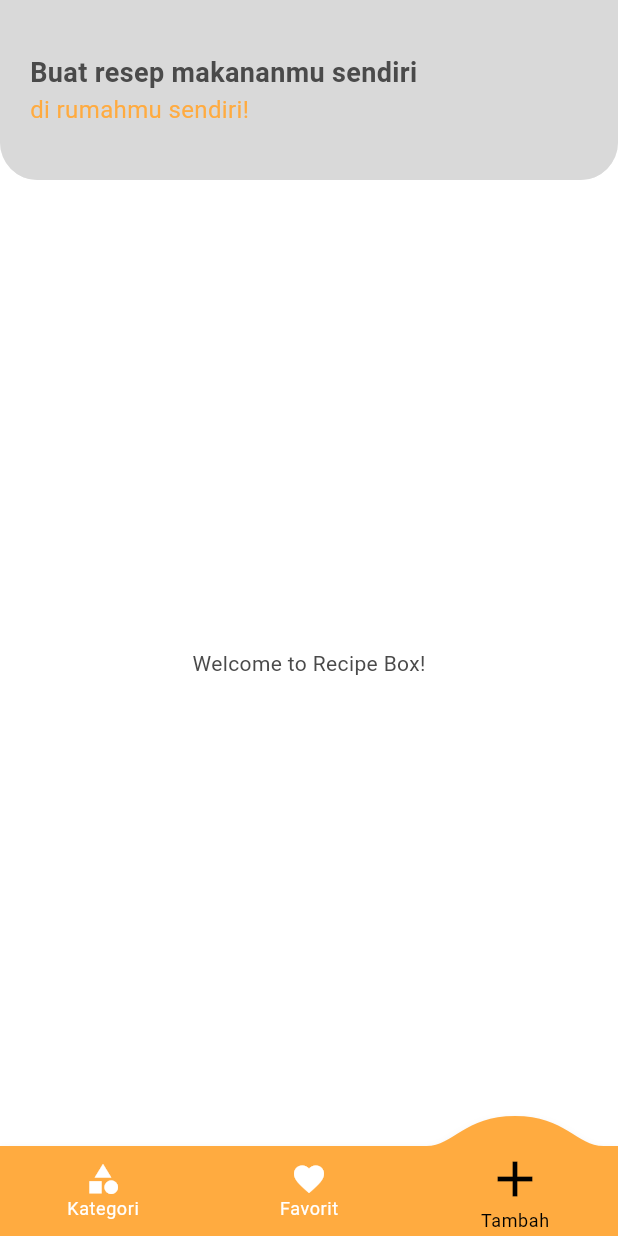
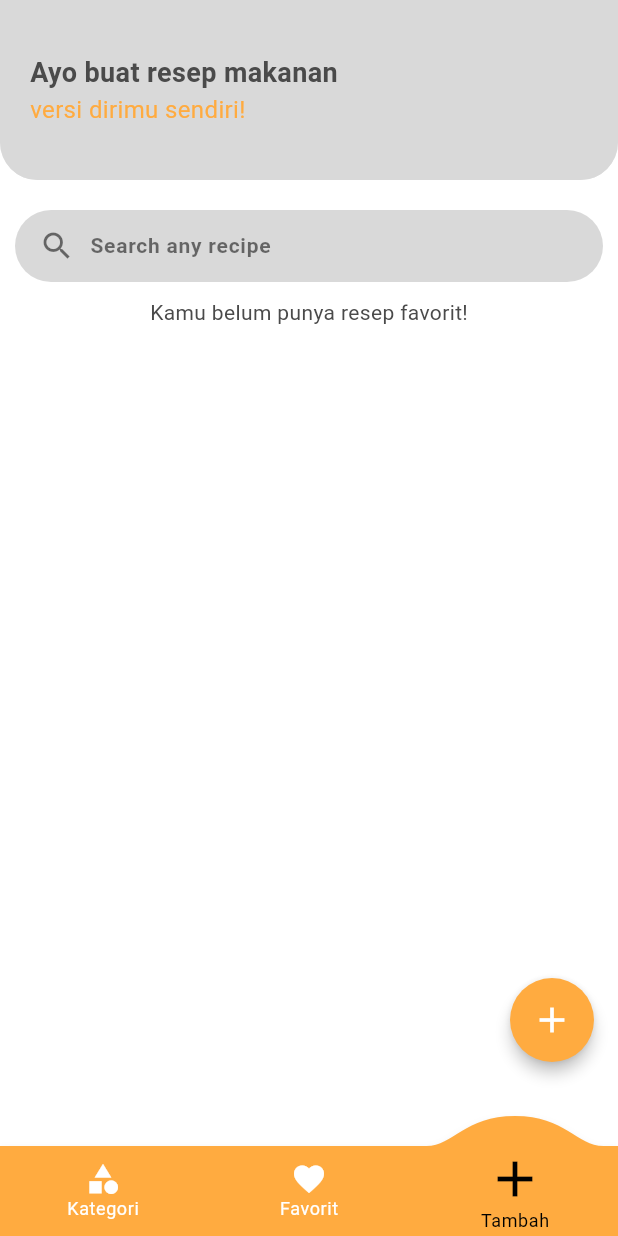
Before and after one commit to dalvero/recibe-box, a Flutter app: the screen it shows after launch, item 3 of the bottom bar chosen, on a phone screen of 412 x 824 dp. Run offline on Flutter 3.47's test engine with Material 3 defaults, Android fonts, the phone set to English and light mode, and no system bars; drawn by our look-alikes of convex_bottom_bar.

Commit message:
halaman tambah resep

```diff
--- a/lib/main.dart
+++ b/lib/main.dart
@@ -1,5 +1,5 @@
 import 'package:flutter/material.dart';
-import 'package:recipe_box/screens/screen_home.dart';
+import 'package:recipe_box/routing/routing.dart';
 import 'package:recipe_box/themes/my_themes.dart';
 
 void main() {
@@ -15,52 +15,7 @@ class MyApp extends StatelessWidget {
       debugShowCheckedModeBanner: false,
       title: 'Recipe Box',
       theme: MyThemes.lightTheme,
-      home: const ScreenHome(),
+      home: const Routing(),
     );
   }
 }
-
-class MyHomePage extends StatefulWidget {
-  const MyHomePage({super.key, required this.title});
-  final String title;
-
-  @override
-  State<MyHomePage> createState() => _MyHomePageState();
-}
-
-class _MyHomePageState extends State<MyHomePage> {
-  int _counter = 0;
-
-  void _incrementCounter() {
-    setState(() {
-      _counter++;
-    });
-  }
-
-  @override
-  Widget build(BuildContext context) {
-    return Scaffold(
-      appBar: AppBar(
-        backgroundColor: Theme.of(context).colorScheme.inversePrimary,
-        title: Text(widget.title),
-      ),
-      body: Center(
-        child: Column(
-          mainAxisAlignment: MainAxisAlignment.center,
-          children: <Widget>[
-            const Text('You have pushed the button this many times:'),
-            Text(
-              '$_counter',
-              style: Theme.of(context).textTheme.headlineMedium,
-            ),
-          ],
-        ),
-      ),
-      floatingActionButton: FloatingActionButton(
-        onPressed: _incrementCounter,
-        tooltip: 'Increment',
-        child: const Icon(Icons.add),
-      ),
-    );
-  }
-}
--- /dev/null
+++ b/lib/routing/routing.dart
@@ -0,0 +1,38 @@
+import 'package:flutter/material.dart';
+import 'package:recipe_box/screens/screen_favorite.dart';
+import 'package:recipe_box/screens/screen_tambah_resep.dart';
+import 'package:recipe_box/widgets/my_bottom_bar.dart';
+
+class Routing extends StatefulWidget {
+  const Routing({super.key});
+
+  @override
+  State<Routing> createState() => _RoutingState();
+}
+
+class _RoutingState extends State<Routing> {
+  int _selectedIndex = 1; // POSISI DEFAULT TOMBOL TENGAH (FAVORITE)
+
+  final List<Widget> _pages = [
+    const Center(child: Text('Kategori Resep')),
+    const ScreenFavorite(),
+    const ScreenTambahResep()
+  ];
+
+  void _onTabSelected(int index) {
+    setState(() {
+      _selectedIndex = index;
+    });
+  }
+
+  @override
+  Widget build(BuildContext context) {
+    return Scaffold(
+      body: _pages[_selectedIndex],
+      bottomNavigationBar: MyBottomBar(
+        selectedIndex: _selectedIndex,
+        onTabSelected: _onTabSelected,
+      ),
+    );
+  }
+}
--- /dev/null
+++ b/lib/screens/screen_favorite.dart
@@ -0,0 +1,56 @@
+import 'package:flutter/material.dart';
+import 'package:recipe_box/themes/my_themes.dart';
+import 'package:recipe_box/widgets/my_app_bar.dart';
+import 'package:recipe_box/widgets/my_search_bar.dart';
+
+class ScreenFavorite extends StatefulWidget {
+  const ScreenFavorite({super.key});
+
+  @override
+  State<ScreenFavorite> createState() => _ScreenFavoriteState();
+}
+
+class _ScreenFavoriteState extends State<ScreenFavorite> {
+  @override
+  Widget build(BuildContext context) {
+    return Scaffold(
+      appBar: MyAppBar(
+        title: 'Buat resep makananmu sendiri',
+        subtitle: 'di rumahmu sendiri!',
+        backgroundColor: MyThemes.greyColor,
+        height: 120,
+        titleStyle: TextStyle(
+          fontSize: 18,
+          fontWeight: FontWeight.bold,
+          color: MyThemes.greyText,
+        ),
+        subtitleStyle: TextStyle(
+          fontSize: 16,
+          color: MyThemes.primaryColor,
+        ),
+      ),
+      body: const Center(
+        child: Padding(
+          padding: EdgeInsetsGeometry.all(10),
+          child: Column(
+            crossAxisAlignment: CrossAxisAlignment.start,
+            children: [
+              // SEARCH BAR
+              SizedBox(height: 10),
+              MySearchBar(hintText: "Search any recipe",
+                backgroundColor: MyThemes.greyColor,
+                borderRadius: 25,
+              ),
+              SizedBox(height: 10),
+
+              // LIST RESEP FAVORIT
+              Center(
+                child: Text("Kamu belum punya resep favorit!"),
+              )
+            ],
+          ),
+        )
+      ),
+    );
+  }
+}
--- a/lib/screens/screen_home.dart
+++ /dev/null
@@ -1,55 +0,0 @@
-import 'package:flutter/material.dart';
-import 'package:recipe_box/themes/my_themes.dart';
-import 'package:recipe_box/widgets/my_app_bar.dart';
-import 'package:recipe_box/widgets/my_bottom_bar.dart';
-
-class ScreenHome extends StatefulWidget {
-  const ScreenHome({super.key});
-
-  @override
-  State<ScreenHome> createState() => _ScreenHomeState();
-}
-
-class _ScreenHomeState extends State<ScreenHome> {
-  int _selectedIndex = 1; // POSISI DEFAULT TOMBOL TENGAH (FAVORITE)
-
-  final List<Widget> _pages = [
-    const Center(child: Text('Kategori Resep')),
-    const Center(child: Text('Favorit')),
-    const Center(child: Text('Tambah Resep')),
-  ];
-
-  void _onTabSelected(int index) {
-    setState(() {
-      _selectedIndex = index;
-    });
-  }
-
-  @override
-  Widget build(BuildContext context) {
-    return Scaffold(
-      appBar: MyAppBar(
-        title: 'Buat resep makananmu sendiri',
-        subtitle: 'di rumahmu sendiri!',
-        backgroundColor: MyThemes.greyColor,
-        height: 120,
-        titleStyle: TextStyle(
-          fontSize: 18,
-          fontWeight: FontWeight.bold,
-          color: MyThemes.greyText,
-        ),
-        subtitleStyle: TextStyle(
-          fontSize: 16,
-          color: MyThemes.primaryColor,
-        ),
-      ),
-      body: const Center(
-        child: Text('Welcome to Recipe Box!'),
-      ),
-      bottomNavigationBar: MyBottomBar(
-        selectedIndex: _selectedIndex,
-        onTabSelected: _onTabSelected,
-      ),
-    );
-  }
-}
--- /dev/null
+++ b/lib/screens/screen_tambah_resep.dart
@@ -0,0 +1,64 @@
+import 'package:flutter/material.dart';
+import 'package:recipe_box/themes/my_themes.dart';
+import 'package:recipe_box/widgets/my_app_bar.dart';
+import 'package:recipe_box/widgets/my_floating_act_button.dart';
+import 'package:recipe_box/widgets/my_search_bar.dart';
+
+class ScreenTambahResep extends StatefulWidget {
+  const ScreenTambahResep({super.key});
+
+  @override
+  State<ScreenTambahResep> createState() => _ScreenTambahResepState();
+}
+
+class _ScreenTambahResepState extends State<ScreenTambahResep> {
+  @override
+  Widget build(BuildContext context) {
+    return Scaffold(
+      appBar: MyAppBar(
+        title: 'Ayo buat resep makanan',
+        subtitle: 'versi dirimu sendiri!',
+        backgroundColor: MyThemes.greyColor,
+        height: 120,
+        titleStyle: TextStyle(
+          fontSize: 18,
+          fontWeight: FontWeight.bold,
+          color: MyThemes.greyText,
+        ),
+        subtitleStyle: TextStyle(
+          fontSize: 16,
+          color: MyThemes.primaryColor,
+        ),
+      ),
+      body: const Center(
+        child: Padding(
+          padding: EdgeInsetsGeometry.all(10),
+          child: Column(
+            crossAxisAlignment: CrossAxisAlignment.start,
+            children: [
+              // SEARCH BAR
+              SizedBox(height: 10),
+              MySearchBar(hintText: "Search any recipe",
+                backgroundColor: MyThemes.greyColor,
+                borderRadius: 25,
+              ),
+              SizedBox(height: 10),
+
+              // LIST RESEP YANG SUDAH ADA
+              Center(
+                child: Text("Kamu belum punya resep favorit!"),
+              )
+            ],
+          ),
+        )
+      ),
+      floatingActionButton: Padding(
+        padding: const EdgeInsets.only(bottom: 40), // NAIK 40 PIXEL
+        child: MyFloatingActButton(
+          icon: Icons.add,
+          onPressed: () {},
+        ),
+      ),
+    );
+  }
+}
--- a/lib/widgets/my_app_bar.dart
+++ b/lib/widgets/my_app_bar.dart
@@ -44,7 +44,7 @@ class MyAppBar extends StatelessWidget implements PreferredSizeWidget {
           gradient: gradient,
           boxShadow: [
             BoxShadow(
-              color: Colors.black12.withOpacity(0.1),
+              color: Colors.black12,
               blurRadius: 6,
               offset: const Offset(0, 3),
             ),
--- /dev/null
+++ b/lib/widgets/my_floating_act_button.dart
@@ -0,0 +1,37 @@
+import 'package:flutter/material.dart';
+import 'package:recipe_box/themes/my_themes.dart';
+
+class MyFloatingActButton extends StatelessWidget {
+  final VoidCallback? onPressed;
+  final IconData icon;
+  final Color? backgroundColor;
+  final Color? iconColor;
+  final double size;
+  final String? tooltip;
+
+  const MyFloatingActButton({
+    super.key,
+    required this.icon,
+    this.onPressed,
+    this.backgroundColor,
+    this.iconColor,
+    this.size = 28,
+    this.tooltip,
+  });
+
+  @override
+  Widget build(BuildContext context) {
+    return FloatingActionButton(
+      onPressed: onPressed,
+      backgroundColor: backgroundColor ?? MyThemes.primaryColor,
+      tooltip: tooltip ?? 'Tambah',
+      elevation: 4,
+      shape: const CircleBorder(),
+      child: Icon(
+        icon,
+        size: size,
+        color: iconColor ?? Colors.white,
+      ),
+    );
+  }
+}
--- /dev/null
+++ b/lib/widgets/my_search_bar.dart
@@ -0,0 +1,81 @@
+import 'package:flutter/material.dart';
+import 'package:recipe_box/themes/my_themes.dart';
+
+class MySearchBar extends StatelessWidget {
+  final String hintText;
+  final IconData prefixIcon;
+  final Color backgroundColor;
+  final Color iconColor;
+  final double borderRadius;
+  final TextStyle? hintStyle;
+  final EdgeInsetsGeometry padding;
+  final ValueChanged<String>? onChanged;
+  final ValueChanged<String>? onSubmitted;
+  final TextEditingController? controller;
+  final bool autoFocus;
+  final double height;
+  final double elevation;
+
+  const MySearchBar({
+    super.key,
+    this.hintText = "Search any recipe",
+    this.prefixIcon = Icons.search,
+    this.backgroundColor = MyThemes.greyColor,
+    this.iconColor = Colors.black54,
+    this.borderRadius = 20,
+    this.hintStyle,
+    this.padding = const EdgeInsets.symmetric(horizontal: 16),
+    this.onChanged,
+    this.onSubmitted,
+    this.controller,
+    this.autoFocus = false,
+    this.height = 48,
+    this.elevation = 0,
+  });
+
+  @override
+  Widget build(BuildContext context) {
+    return Material(
+      elevation: elevation,
+      color: Colors.transparent,
+      borderRadius: BorderRadius.circular(borderRadius),
+      child: Container(
+        height: height,
+        decoration: BoxDecoration(
+          color: backgroundColor,
+          borderRadius: BorderRadius.circular(borderRadius),
+        ),
+        alignment: Alignment.center,
+        padding: padding,
+        child: Row(
+          children: [
+            Icon(prefixIcon, color: iconColor),
+            const SizedBox(width: 10),
+            Expanded(
+              child: TextField(
+                controller: controller,
+                autofocus: autoFocus,
+                onChanged: onChanged,
+                onSubmitted: onSubmitted,
+                style: MyThemes.titleMedium.copyWith(
+                  color: MyThemes.textColor,
+                  fontSize: 14,
+                ),
+                decoration: InputDecoration(
+                  hintText: hintText,
+                  hintStyle: hintStyle ??
+                      TextStyle(
+                        color: Colors.black54,
+                        fontSize: 14,
+                      ),
+                  border: InputBorder.none,
+                  isCollapsed: true,
+                ),
+              ),
+            ),
+          ],
+        ),
+      ),
+    );
+  }
+}
```
